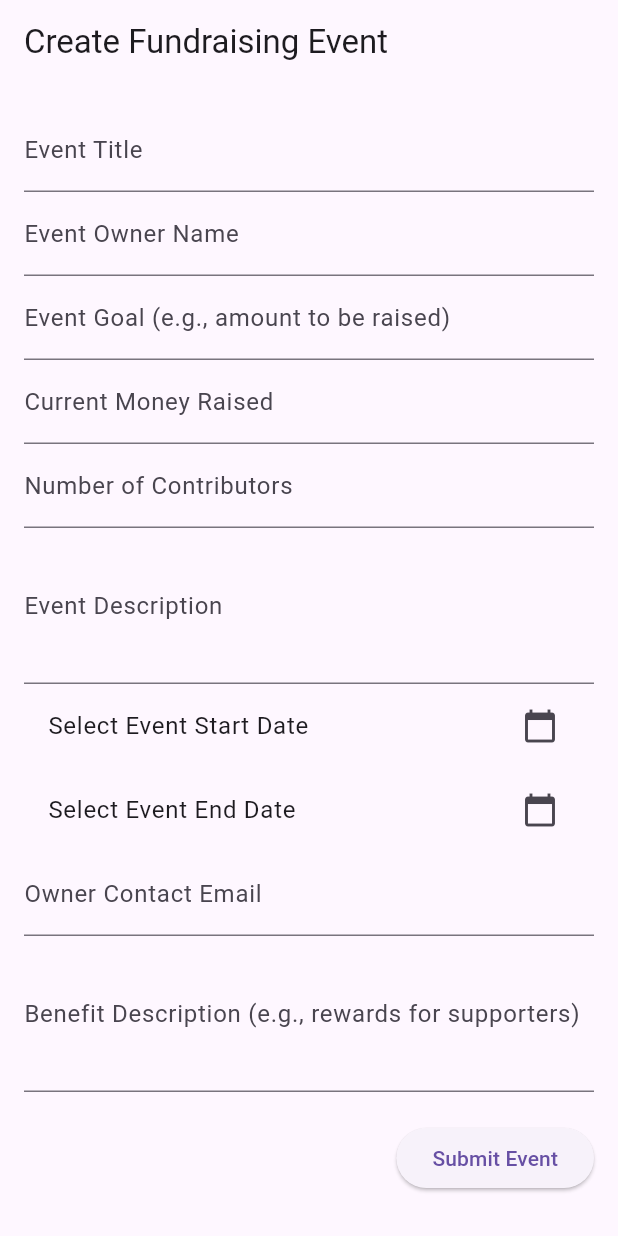
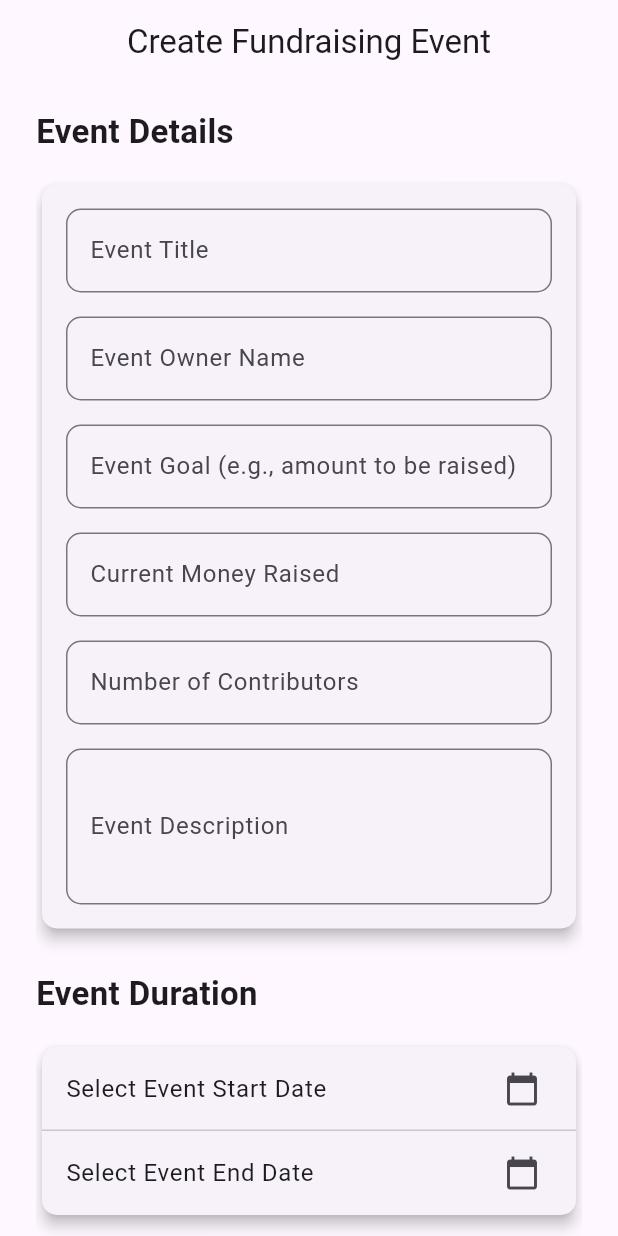
Before and after one commit to KwiatkowskiML/GrowTogether, a Flutter app: the EventCreationForm screen opened directly with empty values, on a phone screen of 412 x 824 dp. Run offline on Flutter 3.47's test engine with Material 3 defaults, Android fonts, the phone set to English and light mode, and no system bars; our stand-ins replace flutter_svg, google_maps_flutter, logger.

Commit message:
Reworked submit form design

```diff
--- a/grow_together/lib/widgets/event_creation_form/event_creation_form.dart
+++ b/grow_together/lib/widgets/event_creation_form/event_creation_form.dart
@@ -4,7 +4,7 @@ import 'package:intl/intl.dart';
 import 'package:grow_together/models/event.dart';
 
 class EventCreationForm extends StatefulWidget {
-  final int? eventOwnerId; // Changed to int? for optional owner ID
+  final int? eventOwnerId;
   final double eventLat;
   final double eventLon;
 
@@ -28,9 +28,9 @@ class _EventCreationFormState extends State<EventCreationForm> {
       TextEditingController();
   final TextEditingController _eventGoalController = TextEditingController();
   final TextEditingController _eventCurrentMoneyController =
-      TextEditingController(); // New field for current money
+      TextEditingController();
   final TextEditingController _eventContributorsNumberController =
-      TextEditingController(); // New field for number of contributors
+      TextEditingController();
   final TextEditingController _eventDescController = TextEditingController();
   final TextEditingController _eventOwnerContactMailController =
       TextEditingController();
@@ -57,17 +57,15 @@ class _EventCreationFormState extends State<EventCreationForm> {
   // Function to handle form submission
   void _submitForm() {
     if (_formKey.currentState!.validate()) {
-      // Create a new instance of the Event model with the gathered data
       Event formData = Event(
         eventTitle: _eventTitleController.text,
         eventOwnerName: _eventOwnerNameController.text,
-        eventOwnerId: widget.eventOwnerId, // Nullable owner ID
+        eventOwnerId: widget.eventOwnerId,
         eventGoal: double.tryParse(_eventGoalController.text) ?? 0.0,
-        eventCurrentMoney: double.tryParse(_eventCurrentMoneyController.text) ??
-            0.0, // New field
+        eventCurrentMoney:
+            double.tryParse(_eventCurrentMoneyController.text) ?? 0.0,
         eventContributorsNumber:
-            int.tryParse(_eventContributorsNumberController.text) ??
-                0, // New field
+            int.tryParse(_eventContributorsNumberController.text) ?? 0,
         eventLat: widget.eventLat,
         eventLon: widget.eventLon,
         eventDesc: _eventDescController.text,
@@ -77,7 +75,6 @@ class _EventCreationFormState extends State<EventCreationForm> {
         eventBenefitDesc: _eventBenefitDescController.text,
       );
 
-      // Call another function with the gathered data
       _sendData(formData);
     }
   }
@@ -98,133 +95,156 @@ class _EventCreationFormState extends State<EventCreationForm> {
     return Scaffold(
       appBar: AppBar(
         title: Text("Create Fundraising Event"),
+        centerTitle: true,
       ),
       body: Padding(
-        padding: const EdgeInsets.all(16.0),
+        padding: const EdgeInsets.symmetric(horizontal: 24.0),
         child: Form(
           key: _formKey,
           child: SingleChildScrollView(
             child: Column(
               crossAxisAlignment: CrossAxisAlignment.start,
               children: [
-                TextFormField(
-                  controller: _eventTitleController,
-                  decoration: InputDecoration(labelText: 'Event Title'),
-                  validator: (value) {
-                    if (value == null || value.isEmpty) {
-                      return 'Please enter an event title';
-                    }
-                    return null;
-                  },
+                SizedBox(height: 16),
+                Text(
+                  'Event Details',
+                  style: TextStyle(
+                    fontSize: 22,
+                    fontWeight: FontWeight.bold,
                   ),
-                TextFormField(
-                  controller: _eventOwnerNameController,
-                  decoration: InputDecoration(labelText: 'Event Owner Name'),
-                  validator: (value) {
-                    if (value == null || value.isEmpty) {
-                      return 'Please enter the owner\'s name';
-                    }
-                    return null;
-                  },
                 ),
-                TextFormField(
-                  controller: _eventGoalController,
-                  decoration: InputDecoration(
-                      labelText: 'Event Goal (e.g., amount to be raised)'),
-                  keyboardType: TextInputType.number,
-                  validator: (value) {
-                    if (value == null || value.isEmpty) {
-                      return 'Please enter a valid event goal';
-                    }
-                    return null;
-                  },
+                SizedBox(height: 16),
+
+                Card(
+                  shape: RoundedRectangleBorder(
+                    borderRadius: BorderRadius.circular(10),
                   ),
-                TextFormField(
-                  controller: _eventCurrentMoneyController,
-                  decoration:
-                      InputDecoration(labelText: 'Current Money Raised'),
-                  keyboardType: TextInputType.number,
-                  validator: (value) {
-                    if (value == null || value.isEmpty) {
-                      return 'Please enter the current money raised';
-                    }
-                    return null;
-                  },
+                  elevation: 4,
+                  child: Padding(
+                    padding: const EdgeInsets.all(16.0),
+                    child: Column(
+                      children: [
+                        _buildTextField(_eventTitleController, 'Event Title',
+                            'Please enter an event title'),
+                        SizedBox(height: 16),
+                        _buildTextField(
+                            _eventOwnerNameController,
+                            'Event Owner Name',
+                            'Please enter the owner\'s name'),
+                        SizedBox(height: 16),
+                        _buildNumberField(_eventGoalController,
+                            'Event Goal (e.g., amount to be raised)'),
+                        SizedBox(height: 16),
+                        _buildNumberField(_eventCurrentMoneyController,
+                            'Current Money Raised'),
+                        SizedBox(height: 16),
+                        _buildNumberField(_eventContributorsNumberController,
+                            'Number of Contributors'),
+                        SizedBox(height: 16),
+                        _buildMultilineField(
+                            _eventDescController,
+                            'Event Description',
+                            'Please provide a description'),
+                      ],
                     ),
-                TextFormField(
-                  controller: _eventContributorsNumberController,
-                  decoration:
-                      InputDecoration(labelText: 'Number of Contributors'),
-                  keyboardType: TextInputType.number,
-                  validator: (value) {
-                    if (value == null || value.isEmpty) {
-                      return 'Please enter the number of contributors';
-                    }
-                    return null;
-                  },
                   ),
-                TextFormField(
-                  controller: _eventDescController,
-                  decoration: InputDecoration(labelText: 'Event Description'),
-                  maxLines: 3,
-                  validator: (value) {
-                    if (value == null || value.isEmpty) {
-                      return 'Please provide a description of the event';
-                    }
-                    return null;
-                  },
                 ),
+
+                SizedBox(height: 24),
+
+                // Date Pickers for Start and End Dates
+                Text(
+                  'Event Duration',
+                  style: TextStyle(
+                    fontSize: 22,
+                    fontWeight: FontWeight.bold,
+                  ),
+                ),
+                SizedBox(height: 16),
+                Card(
+                  shape: RoundedRectangleBorder(
+                    borderRadius: BorderRadius.circular(10),
+                  ),
+                  elevation: 4,
+                  child: Column(
+                    children: [
                       ListTile(
                         title: Text(_eventStartDate == null
                             ? 'Select Event Start Date'
                             : 'Event Start Date: ${DateFormat('yyyy-MM-dd').format(_eventStartDate!)}'),
                         trailing: Icon(Icons.calendar_today),
-                  onTap: () => _selectDate(context, _eventStartDate, (date) {
+                        onTap: () =>
+                            _selectDate(context, _eventStartDate, (date) {
                           setState(() {
                             _eventStartDate = date;
                           });
                         }),
                       ),
+                      Divider(height: 0, thickness: 1),
                       ListTile(
                         title: Text(_eventEndDate == null
                             ? 'Select Event End Date'
                             : 'Event End Date: ${DateFormat('yyyy-MM-dd').format(_eventEndDate!)}'),
                         trailing: Icon(Icons.calendar_today),
-                  onTap: () => _selectDate(context, _eventEndDate, (date) {
+                        onTap: () =>
+                            _selectDate(context, _eventEndDate, (date) {
                           setState(() {
                             _eventEndDate = date;
                           });
                         }),
                       ),
-                TextFormField(
-                  controller: _eventOwnerContactMailController,
-                  decoration: InputDecoration(labelText: 'Owner Contact Email'),
-                  keyboardType: TextInputType.emailAddress,
-                  validator: (value) {
-                    if (value == null || value.isEmpty) {
-                      return 'Please provide a contact email';
-                    }
-                    return null;
-                  },
+                    ],
                   ),
-                TextFormField(
-                  controller: _eventBenefitDescController,
-                  decoration: InputDecoration(
-                      labelText:
-                          'Benefit Description (e.g., rewards for supporters)'),
-                  maxLines: 3,
-                  validator: (value) {
-                    if (value == null || value.isEmpty) {
-                      return 'Please describe the benefits for supporters';
-                    }
-                    return null;
-                  },
                 ),
-                SizedBox(height: 20),
+
+                SizedBox(height: 24),
+
+                // Contact information and benefits description
+                Text(
+                  'Owner & Contact Information',
+                  style: TextStyle(
+                    fontSize: 22,
+                    fontWeight: FontWeight.bold,
+                  ),
+                ),
+                SizedBox(height: 16),
+                Card(
+                  shape: RoundedRectangleBorder(
+                    borderRadius: BorderRadius.circular(10),
+                  ),
+                  elevation: 4,
+                  child: Padding(
+                    padding: const EdgeInsets.all(16.0),
+                    child: Column(
+                      children: [
+                        _buildTextField(
+                            _eventOwnerContactMailController,
+                            'Owner Contact Email',
+                            'Please provide a contact email'),
+                        SizedBox(height: 16),
+                        _buildMultilineField(
+                            _eventBenefitDescController,
+                            'Benefit Description',
+                            'Please describe the benefits for supporters'),
+                      ],
+                    ),
+                  ),
+                ),
+
+                SizedBox(height: 24),
+
+                // Submit button
                 Align(
-                  alignment: Alignment.bottomRight,
+                  alignment: Alignment.center,
                   child: ElevatedButton(
                     onPressed: _submitForm,
+                    style: ElevatedButton.styleFrom(
+                      padding: const EdgeInsets.symmetric(
+                          horizontal: 32, vertical: 16),
+                      shape: RoundedRectangleBorder(
+                        borderRadius: BorderRadius.circular(10),
+                      ),
+                    ),
                     child: Text('Submit Event'),
                   ),
                 ),
@@ -235,4 +255,62 @@ class _EventCreationFormState extends State<EventCreationForm> {
       ),
     );
   }
+
+  Widget _buildTextField(TextEditingController controller, String label,
+      String validationMessage) {
+    return TextFormField(
+      controller: controller,
+      decoration: InputDecoration(
+        labelText: label,
+        border: OutlineInputBorder(
+          borderRadius: BorderRadius.circular(10),
+        ),
+      ),
+      validator: (value) {
+        if (value == null || value.isEmpty) {
+          return validationMessage;
         }
+        return null;
+      },
+    );
+  }
+
+  Widget _buildNumberField(TextEditingController controller, String label) {
+    return TextFormField(
+      controller: controller,
+      decoration: InputDecoration(
+        labelText: label,
+        border: OutlineInputBorder(
+          borderRadius: BorderRadius.circular(10),
+        ),
+      ),
+      keyboardType: TextInputType.number,
+      validator: (value) {
+        if (value == null || value.isEmpty) {
+          return 'Please enter a valid number';
+        }
+        return null;
+      },
+    );
+  }
+
+  Widget _buildMultilineField(TextEditingController controller, String label,
+      String validationMessage) {
+    return TextFormField(
+      controller: controller,
+      decoration: InputDecoration(
+        labelText: label,
+        border: OutlineInputBorder(
+          borderRadius: BorderRadius.circular(10),
+        ),
+      ),
+      maxLines: 3,
+      validator: (value) {
+        if (value == null || value.isEmpty) {
+          return validationMessage;
+        }
+        return null;
+      },
+    );
+  }
+}
```
Lines whose indentation alone changed are shown as unchanged.
